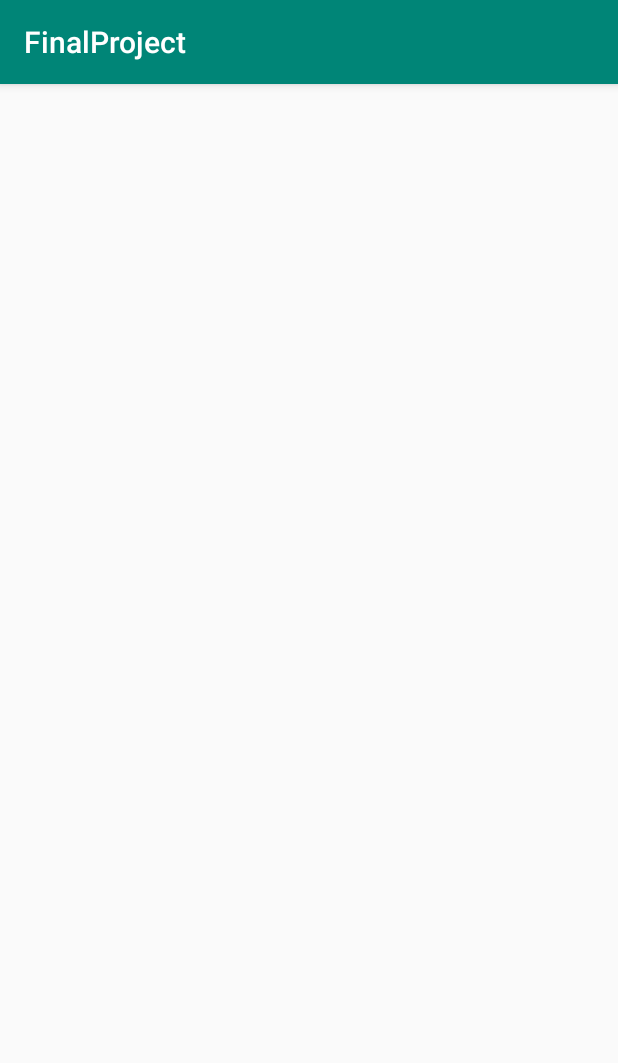
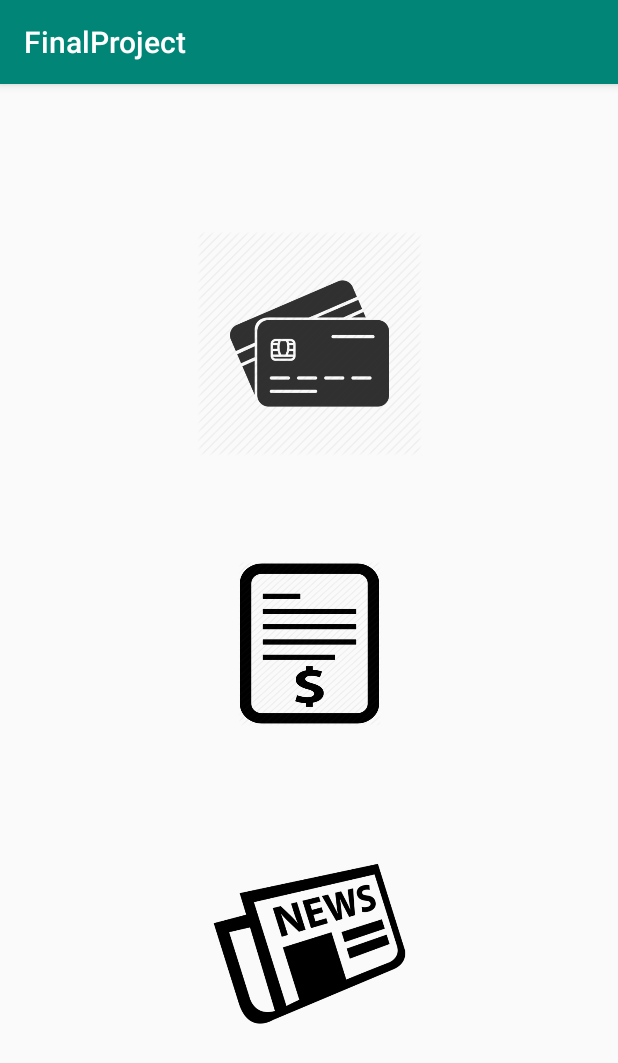
Before and after one commit to arshef/FinalProject, an Android app: the screen it shows after launch (MainActivity), on a phone screen of 412 x 824 dp. Shown: the top 1063 px of the screen. Run offline under Robolectric (Android 15) with nearby library versions, the phone set to English and light mode, and no system bars; libraries missing offline, so code that uses them is left out: com.orm; 20 statements that could not run were skipped.

Commit message:
main activity design 1.0

```diff
--- a/app/src/main/res/layout/activity_main.xml
+++ b/app/src/main/res/layout/activity_main.xml
@@ -4,4 +4,39 @@
     xmlns:tools="http://schemas.android.com/tools"
     android:layout_width="match_parent"
     android:layout_height="match_parent"
-    tools:context=".MainActivity"/>
+    tools:context=".MainActivity">
+
+    <ImageButton
+        android:id="@+id/creditcard_btn"
+        android:layout_width="150dp"
+        android:layout_height="150dp"
+        android:layout_marginLeft="8dp"
+        android:layout_marginTop="28dp"
+        android:layout_marginRight="8dp"
+        android:background="@drawable/creditcard"
+        app:layout_constraintBottom_toTopOf="@id/bill_btn"
+        app:layout_constraintLeft_toLeftOf="parent"
+        app:layout_constraintRight_toRightOf="parent"
+        app:layout_constraintTop_toTopOf="parent" />
+
+    <ImageButton
+        android:id="@+id/bill_btn"
+        android:layout_width="95dp"
+        android:layout_height="110dp"
+        android:background="@drawable/bill"
+        app:layout_constraintBottom_toTopOf="@id/news_btn"
+        app:layout_constraintLeft_toLeftOf="@id/creditcard_btn"
+        app:layout_constraintRight_toRightOf="@id/creditcard_btn"
+        app:layout_constraintTop_toBottomOf="@id/creditcard_btn" />
+
+    <ImageButton
+        android:id="@+id/news_btn"
+        android:layout_width="150dp"
+        android:layout_height="150dp"
+        android:background="@drawable/newspaper_420020"
+        app:layout_constraintBottom_toBottomOf="parent"
+        app:layout_constraintLeft_toLeftOf="@id/creditcard_btn"
+        app:layout_constraintRight_toRightOf="@id/creditcard_btn"
+        app:layout_constraintTop_toBottomOf="@id/bill_btn"
+        android:layout_marginBottom="50dp"/>
+</android.support.constraint.ConstraintLayout>
--- a/build.gradle
+++ b/build.gradle
@@ -7,7 +7,7 @@ buildscript {
 
     }
     dependencies {
-        classpath 'com.android.tools.build:gradle:3.4.0'
+        classpath 'com.android.tools.build:gradle:3.4.1'
 
         // NOTE: Do not place your application dependencies here; they belong
         // in the individual module build.gradle files
```
Also changed, not shown: app/src/main/res/drawable/bill.png (added), app/src/main/res/drawable/creditcard.png (added), app/src/main/res/drawable/newspaper_420020.png (added).
